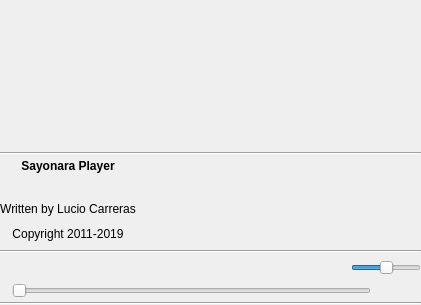
The window that src/Gui/Player/GUI_ControlsNew.ui (Inferno214221/sayonara-player) describes before a commit, drawn with Qt 5.
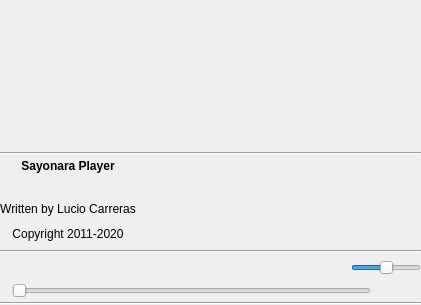
The same window after the commit. Icons and pictures are not drawn. Custom widgets are drawn as their Qt base class.

The edit to the form file:
```diff
--- a/src/Gui/Player/GUI_ControlsNew.ui
+++ b/src/Gui/Player/GUI_ControlsNew.ui
@@ -413,7 +413,7 @@
         </size>
        </property>
        <property name="text">
-        <string>Copyright 2011-2019</string>
+        <string>Copyright 2011-2020</string>
        </property>
        <property name="alignment">
         <set>Qt::AlignCenter</set>
```
